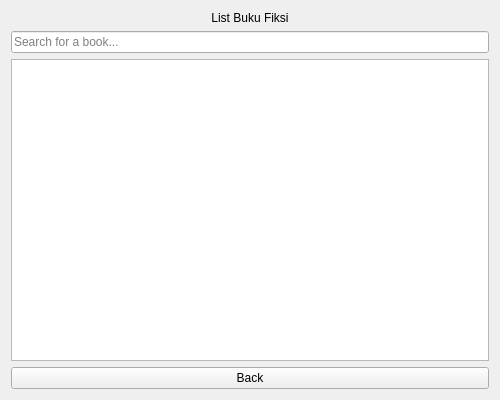
Above: view/KoleksiFiksi.ui from Ionisasi/Aplikasi-Perpustakaan-Digital before the change. Below: the same form after it.
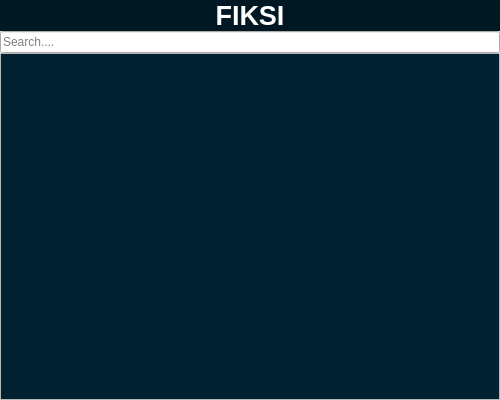
That is the form after the change.

Patch:
```diff
--- a/view/KoleksiFiksi.ui
+++ b/view/KoleksiFiksi.ui
@@ -14,10 +14,37 @@
    <string>Fiction Book Category</string>
   </property>
   <layout class="QVBoxLayout" name="verticalLayout">
+   <property name="spacing">
+    <number>0</number>
+   </property>
+   <property name="leftMargin">
+    <number>0</number>
+   </property>
+   <property name="topMargin">
+    <number>0</number>
+   </property>
+   <property name="rightMargin">
+    <number>0</number>
+   </property>
+   <property name="bottomMargin">
+    <number>0</number>
+   </property>
    <item>
-    <widget class="QLabel" name="label">
+    <widget class="QLabel" name="headerTitle">
+     <property name="font">
+      <font>
+       <pointsize>20</pointsize>
+       <bold>true</bold>
+      </font>
+     </property>
+     <property name="styleSheet">
+      <string notr="true">color: rgb(255, 255, 255); background-color: rgb(0, 24, 35);</string>
+     </property>
      <property name="text">
-      <string>List Buku Fiksi</string>
+      <string>FIKSI</string>
+     </property>
+     <property name="textFormat">
+      <enum>Qt::TextFormat::AutoText</enum>
      </property>
      <property name="alignment">
       <set>Qt::AlignmentFlag::AlignCenter</set>
@@ -27,22 +54,30 @@
    <item>
     <widget class="QLineEdit" name="searchBtn">
      <property name="placeholderText">
-      <string>Search for a book...</string>
+      <string>Search....</string>
      </property>
     </widget>
    </item>
    <item>
-    <widget class="QListWidget" name="BukuFiksi">
-     <property name="toolTip">
-      <string>List of fiction books</string>
+    <widget class="QScrollArea" name="scrollArea">
+     <property name="styleSheet">
+      <string notr="true">.QWidget{
+background-color: rgb(0, 33, 48);
+}</string>
      </property>
-    </widget>
-   </item>
-   <item>
-    <widget class="QPushButton" name="PushButton">
-     <property name="text">
-      <string>Back</string>
+     <property name="widgetResizable">
+      <bool>true</bool>
      </property>
+     <widget class="QWidget" name="scrollAreaWidgetContents">
+      <property name="geometry">
+       <rect>
+        <x>0</x>
+        <y>0</y>
+        <width>498</width>
+        <height>341</height>
+       </rect>
+      </property>
+     </widget>
     </widget>
    </item>
   </layout>
```
Left out of the diff: 2 changed lines with no effect on the pictures.
